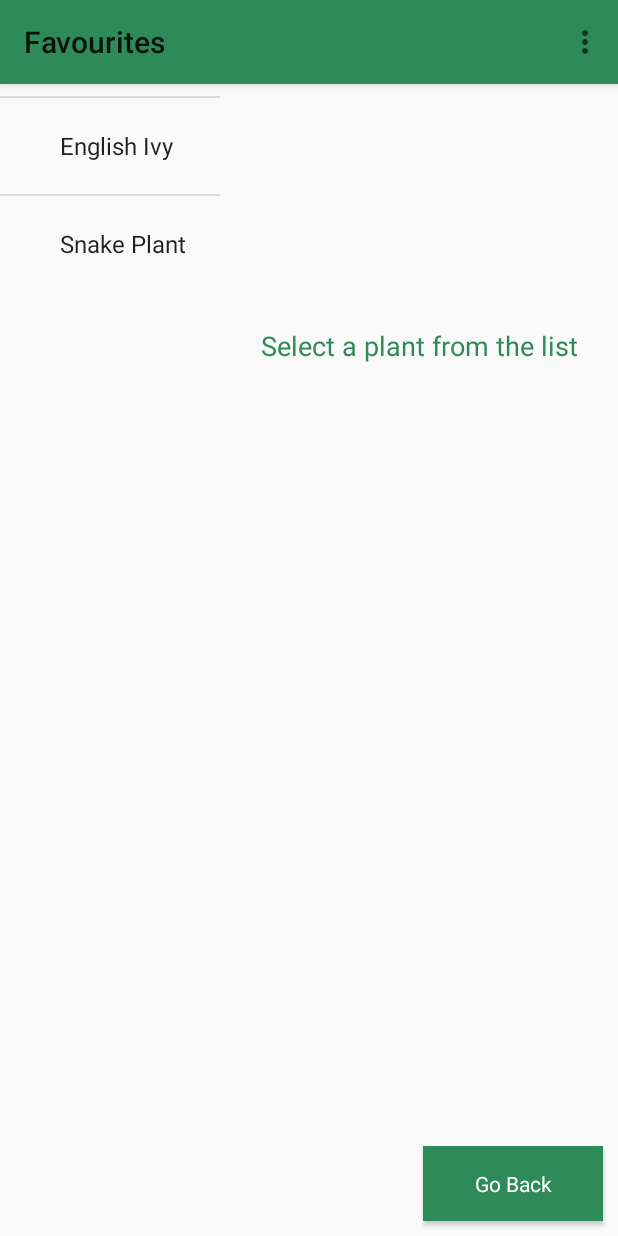
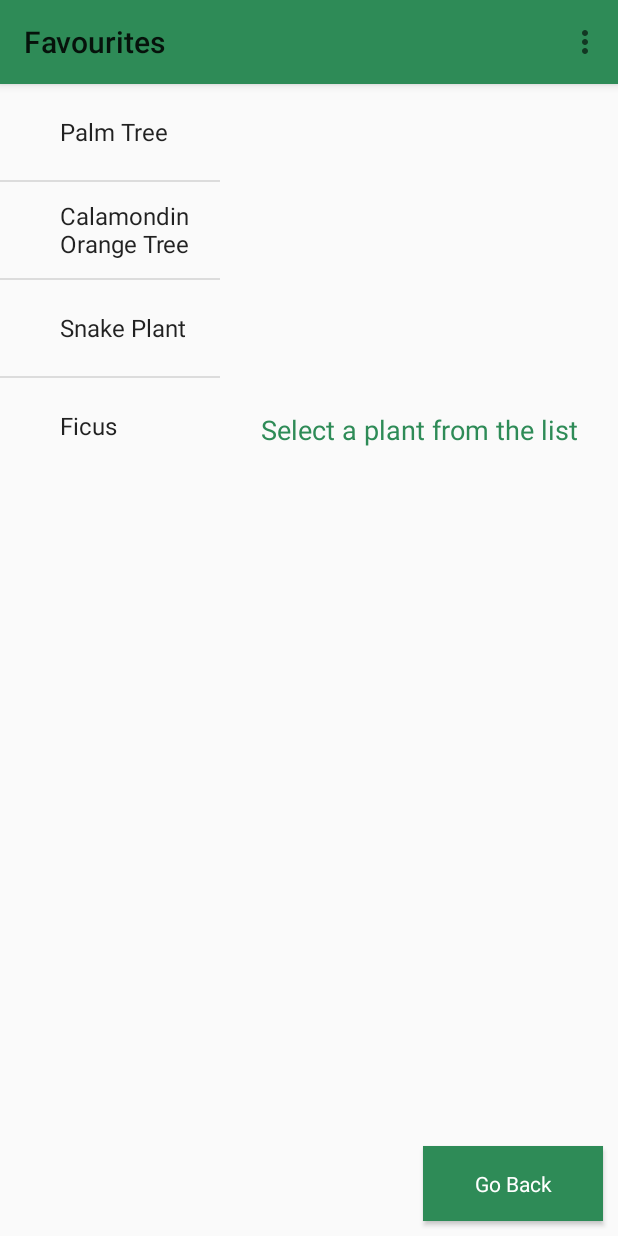
Before and after one commit to Beadsley/Plantcare-android-application, an Android app: the screen it shows after launch (FavouritesActivity), in the options menu, after a tap on "Favourites", on a phone screen of 412 x 824 dp. Run offline under Robolectric (Android 15) with nearby library versions, the phone set to English and light mode, and no system bars.

Commit message:
Favourites loading from fav list

```diff
--- a/app/src/main/AndroidManifest.xml
+++ b/app/src/main/AndroidManifest.xml
@@ -10,11 +10,11 @@
         android:supportsRtl="true"
         android:theme="@style/Theme.AppCompat.Light.NoActionBar">
         <activity android:name=".SettingsActivity"
-            android:parentActivityName=".MainActivity"/>
+            android:parentActivityName=".MainActivity" ></activity>
         <activity android:name=".FavouritesActivity"
-            android:parentActivityName=".MainActivity"/>
+            android:parentActivityName=".MainActivity" ></activity>
         <activity android:name=".PlantInfoActivity"
-            android:parentActivityName=".MainActivity"/>
+            android:parentActivityName=".MainActivity"> </activity>
 
         <activity android:name=".MainActivity">
             <intent-filter>
--- a/app/src/main/java/com/example/myplants/FavouritesActivity.java
+++ b/app/src/main/java/com/example/myplants/FavouritesActivity.java
@@ -27,6 +27,7 @@ public class FavouritesActivity extends OptionsMenuActivity implements PlantName
     TextView funFacts_txt;
     TextView hint_txt;
     ImageView plantImage;
+    int[] favourites;
 
     @Override
     protected void onCreate(Bundle savedInstanceState) {
@@ -50,22 +51,20 @@ public class FavouritesActivity extends OptionsMenuActivity implements PlantName
 
         plantImage=findViewById(R.id.plant_image);
         //create an arraylist of favourite plant indices
-        final ArrayList<Integer> favouritesIndices= new ArrayList<>();
-        favouritesIndices.add(0);
-        favouritesIndices.add(1);
-        favouritesIndices.add(3);
-        Log.v(TAG, "indices: "+favouritesIndices);
+
+        favourites = getResources().getIntArray(R.array.favourites);
 
         //create an arraylist of favourite plant names
         ArrayList<String> favouritesNames= new ArrayList<>();
-        for (int i=0; i<favouritesIndices.size();i++){
-            int index=favouritesIndices.get(i);
+        for (int i=0; i <favourites.length; i++) {
+
+            int index = favourites [i];
             Log.v(TAG, "index: "+index);
             favouritesNames.add((getResources().getStringArray(R.array.plants))[index]);
             Log.v(TAG, "names: " +favouritesNames.get(i));
         }
 
-        final ArrayAdapter<String> adapter =new ArrayAdapter<>(this,
+        final ArrayAdapter<String> adapter = new ArrayAdapter<>(this,
                 android.R.layout.simple_expandable_list_item_1,
                 favouritesNames);
 
@@ -73,9 +72,10 @@ public class FavouritesActivity extends OptionsMenuActivity implements PlantName
         listview.setOnItemClickListener(new AdapterView.OnItemClickListener() {
             @Override
             public void onItemClick(AdapterView<?> parent, View view, int position, long id) {
+                int index = favourites [position];
                 Log.v(TAG, "Position: "+position);
-                Log.v(TAG, "index: "+favouritesIndices.get(position));
-                onPlantSelected(favouritesIndices.get(position));
+                Log.v(TAG, "index: "+ index);
+                onPlantSelected(index);
             }
         });
     }
--- a/app/src/main/java/com/example/myplants/PlantInfoActivity.java
+++ b/app/src/main/java/com/example/myplants/PlantInfoActivity.java
@@ -80,7 +80,6 @@ public class PlantInfoActivity extends OptionsMenuActivity implements PlantNames
             @Override
             public void onClick(View v) {
                 int[] favourites = getResources().getIntArray(R.array.favourites);
-
                     favourites [favourites.length-1] = favIndex;
                     Log.v(TAG,"favourites"+favourites );
             }
--- a/app/src/main/java/com/example/myplants/SettingsActivity.java
+++ b/app/src/main/java/com/example/myplants/SettingsActivity.java
@@ -22,7 +22,7 @@ import android.widget.Toast;
 import java.text.DateFormat;
 import java.util.Calendar;
 
-public class SettingsActivity extends AppCompatActivity implements TimePickerDialog.OnTimeSetListener {
+public class SettingsActivity extends OptionsMenuActivity implements TimePickerDialog.OnTimeSetListener {
     private static final String TAG= "PlantSettings";
     Switch notificationsSwitch;
     Button submit;
--- a/app/src/main/res/layout/activity_favourites.xml
+++ b/app/src/main/res/layout/activity_favourites.xml
@@ -37,7 +37,8 @@
     <LinearLayout
         android:layout_width="match_parent"
         android:layout_height="match_parent"
-        android:orientation="horizontal">
+        android:orientation="horizontal"
+        android:layout_below="@id/toolbar">
         <ListView
             android:id="@+id/listview_favourites"
             android:layout_width="0dp"
--- a/app/src/main/res/values/arrays.xml
+++ b/app/src/main/res/values/arrays.xml
@@ -75,7 +75,10 @@
     </array>
 
     <integer-array name="favourites">
-        <item>-1</item>
+        <item>5</item>
+        <item>8</item>
+        <item>3</item>
+        <item>7</item>
     </integer-array>
 
 </resources>
--- a/app/src/main/res/values/colors.xml
+++ b/app/src/main/res/values/colors.xml
@@ -3,6 +3,6 @@
 <resources>
     <color name="colorPrimary">#2E8B57</color>
     <color name="colorPrimaryDark">#00574B</color>
-    <color name="colorAccent">#55C98C</color>
+    <color name="colorAccent">#BA68C8</color>
     <color name="colorWhite">#fff</color>
 </resources>
```
